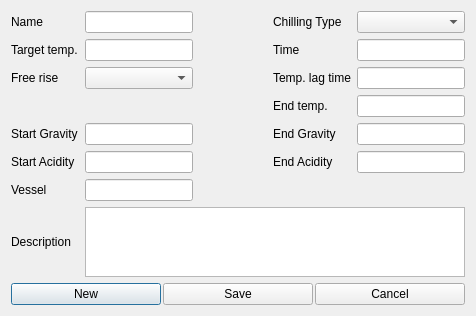
This is ui/fermentationStepEditor.ui in Brewken/brewken as Qt 5 draws it before an edit. The edited form follows.
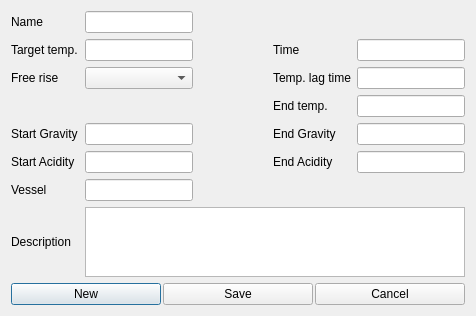
This is the edited form. Icons and pictures are not drawn. Custom widgets are drawn as their Qt base class.

Diff of the .ui file:
```diff
--- a/ui/fermentationStepEditor.ui
+++ b/ui/fermentationStepEditor.ui
@@ -46,23 +46,6 @@
        </property>
       </spacer>
      </item>
-     <item row="0" column="4">
-      <widget class="QLabel" name="label_fermentationStepChillingType">
-       <property name="text">
-        <string>Chilling Type</string>
-       </property>
-       <property name="buddy">
-        <cstring>comboBox_fermentationStepChillingType</cstring>
-       </property>
-      </widget>
-     </item>
-     <item row="0" column="5">
-      <widget class="BtComboBox" name="comboBox_fermentationStepChillingType">
-       <property name="toolTip">
-        <string>Chilling Type</string>
-       </property>
-      </widget>
-     </item>
      <item row="2" column="1">
       <widget class="SmartLabel" name="label_startTemp">
        <property name="contextMenuPolicy">
```
